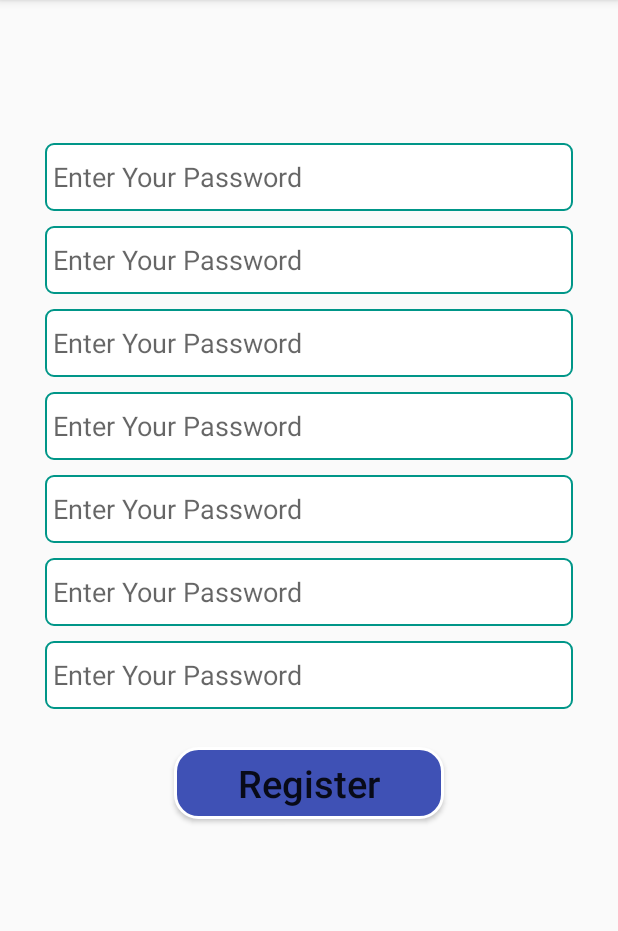
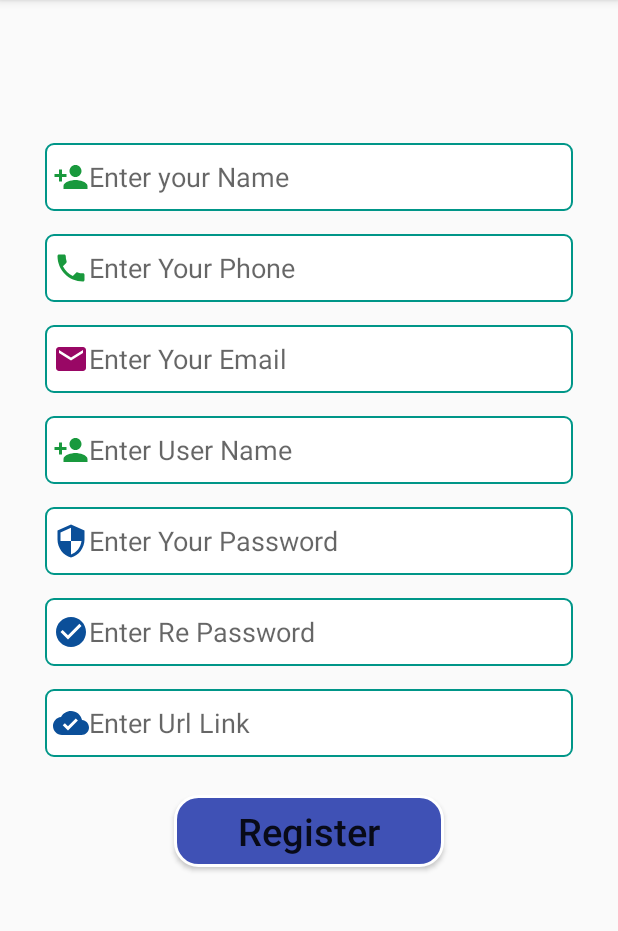
Before and after one commit to shakircam/AssinmentThree, an Android app: the RegisterActivity screen opened directly, with no data from a screen before it, on a phone screen of 412 x 824 dp, the part 84-1015 px from its top. Run offline under Robolectric (Android 15) with nearby library versions, the phone set to English and light mode, and no system bars.

Commit message:
from another pc

```diff
--- a/app/build.gradle
+++ b/app/build.gradle
@@ -8,7 +8,7 @@ android {
 
     defaultConfig {
         applicationId "com.example.assinmentthree"
-        minSdkVersion 19
+        minSdkVersion 28
         targetSdkVersion 29
         versionCode 1
         versionName "1.0"
--- a/app/src/main/AndroidManifest.xml
+++ b/app/src/main/AndroidManifest.xml
@@ -9,7 +9,8 @@
         android:roundIcon="@mipmap/ic_launcher_round"
         android:supportsRtl="true"
         android:theme="@style/AppTheme">
-        <activity android:name=".RegisterActivity"></activity>
+        <activity android:name=".ProfileActivity"></activity>
+        <activity android:name=".RegisterActivity" />
         <activity android:name=".MainActivity">
             <intent-filter>
                 <action android:name="android.intent.action.MAIN" />
--- a/app/src/main/java/com/example/assinmentthree/RegisterActivity.kt
+++ b/app/src/main/java/com/example/assinmentthree/RegisterActivity.kt
@@ -1,11 +1,18 @@
 package com.example.assinmentthree
 
+import android.content.Intent
 import androidx.appcompat.app.AppCompatActivity
 import android.os.Bundle
+import kotlinx.android.synthetic.main.activity_register.*
 
 class RegisterActivity : AppCompatActivity() {
     override fun onCreate(savedInstanceState: Bundle?) {
         super.onCreate(savedInstanceState)
         setContentView(R.layout.activity_register)
+
+        RegisterBt.setOnClickListener {
+            val intent = Intent(this,ProfileActivity::class.java)
+            startActivity(intent)
+        }
     }
 }
--- /dev/null
+++ b/app/src/main/res/drawable/ic_baseline_check_circle_24.xml
@@ -0,0 +1,5 @@
+<vector android:height="24dp" android:tint="#0B4F99"
+    android:viewportHeight="24" android:viewportWidth="24"
+    android:width="24dp" xmlns:android="http://schemas.android.com/apk/res/android">
+    <path android:fillColor="@android:color/white" android:pathData="M12,2C6.48,2 2,6.48 2,12s4.48,10 10,10 10,-4.48 10,-10S17.52,2 12,2zM10,17l-5,-5 1.41,-1.41L10,14.17l7.59,-7.59L19,8l-9,9z"/>
+</vector>
--- /dev/null
+++ b/app/src/main/res/drawable/ic_baseline_cloud_done_24.xml
@@ -0,0 +1,5 @@
+<vector android:height="24dp" android:tint="#0B4F99"
+    android:viewportHeight="24" android:viewportWidth="24"
+    android:width="24dp" xmlns:android="http://schemas.android.com/apk/res/android">
+    <path android:fillColor="@android:color/white" android:pathData="M19.35,10.04C18.67,6.59 15.64,4 12,4 9.11,4 6.6,5.64 5.35,8.04 2.34,8.36 0,10.91 0,14c0,3.31 2.69,6 6,6h13c2.76,0 5,-2.24 5,-5 0,-2.64 -2.05,-4.78 -4.65,-4.96zM10,17l-3.5,-3.5 1.41,-1.41L10,14.17 15.18,9l1.41,1.41L10,17z"/>
+</vector>
--- /dev/null
+++ b/app/src/main/res/drawable/ic_baseline_email_24.xml
@@ -0,0 +1,5 @@
+<vector android:height="24dp" android:tint="#990765"
+    android:viewportHeight="24" android:viewportWidth="24"
+    android:width="24dp" xmlns:android="http://schemas.android.com/apk/res/android">
+    <path android:fillColor="@android:color/white" android:pathData="M20,4L4,4c-1.1,0 -1.99,0.9 -1.99,2L2,18c0,1.1 0.9,2 2,2h16c1.1,0 2,-0.9 2,-2L22,6c0,-1.1 -0.9,-2 -2,-2zM20,8l-8,5 -8,-5L4,6l8,5 8,-5v2z"/>
+</vector>
--- /dev/null
+++ b/app/src/main/res/drawable/ic_baseline_security_24.xml
@@ -0,0 +1,5 @@
+<vector android:height="24dp" android:tint="#0B4F99"
+    android:viewportHeight="24" android:viewportWidth="24"
+    android:width="24dp" xmlns:android="http://schemas.android.com/apk/res/android">
+    <path android:fillColor="@android:color/white" android:pathData="M12,1L3,5v6c0,5.55 3.84,10.74 9,12 5.16,-1.26 9,-6.45 9,-12L21,5l-9,-4zM12,11.99h7c-0.53,4.12 -3.28,7.79 -7,8.94L12,12L5,12L5,6.3l7,-3.11v8.8z"/>
+</vector>
--- /dev/null
+++ b/app/src/main/res/drawable/person_add_24.xml
@@ -0,0 +1,5 @@
+<vector android:height="24dp" android:tint="#19993D"
+    android:viewportHeight="24" android:viewportWidth="24"
+    android:width="24dp" xmlns:android="http://schemas.android.com/apk/res/android">
+    <path android:fillColor="@android:color/white" android:pathData="M15,12c2.21,0 4,-1.79 4,-4s-1.79,-4 -4,-4 -4,1.79 -4,4 1.79,4 4,4zM6,10L6,7L4,7v3L1,10v2h3v3h2v-3h3v-2L6,10zM15,14c-2.67,0 -8,1.34 -8,4v2h16v-2c0,-2.66 -5.33,-4 -8,-4z"/>
+</vector>
--- /dev/null
+++ b/app/src/main/res/drawable/phone_24.xml
@@ -0,0 +1,5 @@
+<vector android:height="24dp" android:tint="#19993D"
+    android:viewportHeight="24" android:viewportWidth="24"
+    android:width="24dp" xmlns:android="http://schemas.android.com/apk/res/android">
+    <path android:fillColor="@android:color/white" android:pathData="M6.62,10.79c1.44,2.83 3.76,5.14 6.59,6.59l2.2,-2.2c0.27,-0.27 0.67,-0.36 1.02,-0.24 1.12,0.37 2.33,0.57 3.57,0.57 0.55,0 1,0.45 1,1V20c0,0.55 -0.45,1 -1,1 -9.39,0 -17,-7.61 -17,-17 0,-0.55 0.45,-1 1,-1h3.5c0.55,0 1,0.45 1,1 0,1.25 0.2,2.45 0.57,3.57 0.11,0.35 0.03,0.74 -0.25,1.02l-2.2,2.2z"/>
+</vector>
--- a/app/src/main/res/layout/activity_main.xml
+++ b/app/src/main/res/layout/activity_main.xml
@@ -87,10 +87,12 @@
                 android:id="@+id/userNameEd"
                 android:layout_width="match_parent"
                 android:layout_height="45dp"
+                android:inputType="textPersonName"
                 android:layout_marginStart="30dp"
                 android:layout_marginEnd="30dp"
                 android:layout_marginTop="60dp"
                 android:paddingLeft="5dp"
+                android:paddingRight="5dp"
                 android:background="@drawable/bg_edittext"
                 android:hint="@string/userName"
                 app:layout_constraintTop_toTopOf="@id/rearrenge"
@@ -104,6 +106,8 @@
                 android:layout_width="match_parent"
                 android:layout_height="45dp"
                 android:paddingLeft="5dp"
+                android:paddingRight="5dp"
+                android:inputType="numberPassword"
                 android:layout_marginStart="30dp"
                 android:layout_marginEnd="30dp"
                 android:layout_marginTop="5dp"
@@ -134,7 +138,7 @@
                 android:textSize="18sp"
                 android:textColor="@color/black"
                 android:layout_marginTop="5dp"
-                android:layout_marginLeft="15dp"
+                android:layout_marginStart="15dp"
                 android:layout_width="wrap_content"
                 android:layout_height="wrap_content"
                 app:layout_constraintStart_toStartOf="parent"
--- a/app/src/main/res/layout/activity_register.xml
+++ b/app/src/main/res/layout/activity_register.xml
@@ -9,10 +9,12 @@
 
     <androidx.appcompat.widget.AppCompatEditText
         android:id="@+id/nameEd"
-        android:hint="@string/password"
+        android:hint="@string/name"
         android:layout_width="match_parent"
         android:layout_height="45dp"
         android:paddingLeft="5dp"
+        android:paddingRight="5dp"
+        android:drawableStart="@drawable/person_add_24"
         android:inputType="textPersonName"
         android:layout_marginStart="30dp"
         android:layout_marginEnd="30dp"
@@ -25,14 +27,16 @@
 
     <androidx.appcompat.widget.AppCompatEditText
         android:id="@+id/phoneEd"
-        android:hint="@string/password"
+        android:hint="@string/phone"
         android:layout_width="match_parent"
         android:layout_height="45dp"
         android:paddingLeft="5dp"
+        android:paddingRight="5dp"
+        android:drawableStart="@drawable/phone_24"
         android:inputType="phone"
         android:layout_marginStart="30dp"
         android:layout_marginEnd="30dp"
-        android:layout_marginTop="10dp"
+        android:layout_marginTop="15dp"
         android:background="@drawable/bg_edittext"
         app:layout_constraintTop_toBottomOf="@+id/nameEd">
 
@@ -40,14 +44,16 @@
 
     <androidx.appcompat.widget.AppCompatEditText
         android:id="@+id/emailEd"
-        android:hint="@string/password"
+        android:hint="@string/email"
         android:layout_width="match_parent"
         android:layout_height="45dp"
         android:paddingLeft="5dp"
+        android:paddingRight="5dp"
+        android:drawableStart="@drawable/ic_baseline_email_24"
         android:inputType="textEmailAddress"
         android:layout_marginStart="30dp"
         android:layout_marginEnd="30dp"
-        android:layout_marginTop="10dp"
+        android:layout_marginTop="15dp"
         android:background="@drawable/bg_edittext"
         app:layout_constraintTop_toBottomOf="@+id/phoneEd">
 
@@ -55,14 +61,16 @@
 
     <androidx.appcompat.widget.AppCompatEditText
         android:id="@+id/userIdEd"
-        android:hint="@string/password"
+        android:hint="@string/userName"
         android:layout_width="match_parent"
         android:layout_height="45dp"
         android:paddingLeft="5dp"
+        android:paddingRight="5dp"
         android:inputType="text"
+        android:drawableStart="@drawable/person_add_24"
         android:layout_marginStart="30dp"
         android:layout_marginEnd="30dp"
-        android:layout_marginTop="10dp"
+        android:layout_marginTop="15dp"
         android:background="@drawable/bg_edittext"
         app:layout_constraintTop_toBottomOf="@+id/emailEd">
 
@@ -74,10 +82,12 @@
         android:layout_width="match_parent"
         android:layout_height="45dp"
         android:paddingLeft="5dp"
+        android:paddingRight="5dp"
         android:inputType="numberPassword"
+        android:drawableStart="@drawable/ic_baseline_security_24"
         android:layout_marginStart="30dp"
         android:layout_marginEnd="30dp"
-        android:layout_marginTop="10dp"
+        android:layout_marginTop="15dp"
         android:background="@drawable/bg_edittext"
         app:layout_constraintTop_toBottomOf="@+id/userIdEd">
 
@@ -85,14 +95,16 @@
 
     <androidx.appcompat.widget.AppCompatEditText
         android:id="@+id/repeatPasswordEd"
-        android:hint="@string/password"
+        android:hint="@string/rePassword"
         android:layout_width="match_parent"
         android:layout_height="45dp"
         android:paddingLeft="5dp"
+        android:paddingRight="5dp"
+        android:drawableStart="@drawable/ic_baseline_check_circle_24"
         android:inputType="numberPassword"
         android:layout_marginStart="30dp"
         android:layout_marginEnd="30dp"
-        android:layout_marginTop="10dp"
+        android:layout_marginTop="15dp"
         android:background="@drawable/bg_edittext"
         app:layout_constraintTop_toBottomOf="@+id/passwordEd">
 
@@ -100,21 +112,23 @@
 
     <androidx.appcompat.widget.AppCompatEditText
         android:id="@+id/urlEd"
-        android:hint="@string/password"
+        android:hint="@string/url"
         android:layout_width="match_parent"
         android:layout_height="45dp"
         android:paddingLeft="5dp"
+        android:paddingRight="5dp"
         android:inputType="textUri"
+        android:drawableStart="@drawable/ic_baseline_cloud_done_24"
         android:layout_marginStart="30dp"
         android:layout_marginEnd="30dp"
-        android:layout_marginTop="10dp"
+        android:layout_marginTop="15dp"
         android:background="@drawable/bg_edittext"
         app:layout_constraintTop_toBottomOf="@+id/repeatPasswordEd">
 
     </androidx.appcompat.widget.AppCompatEditText>
 
     <androidx.appcompat.widget.AppCompatButton
-        android:id="@+id/loginBt"
+        android:id="@+id/RegisterBt"
         app:layout_constraintTop_toBottomOf="@+id/urlEd"
         android:text="@string/register"
         android:textSize="25sp"
--- a/app/src/main/res/values/strings.xml
+++ b/app/src/main/res/values/strings.xml
@@ -6,4 +6,13 @@
     <string name="noAccount">Haven\'t Any Account? Register</string>
     <string name="login">Login</string>
     <string name="register">Register</string>
+    <string name="name">Enter your Name</string>
+    <string name="rePassword">Enter Re Password</string>
+    <string name="email">Enter Your Email</string>
+    <string name="phone">Enter Your Phone</string>
+    <string name="url">Enter Url Link</string>
+    <string name="openWebSite">Open My WebSite</string>
+    <string name="editProfile">Edit Profile</string>
+    <string name="updatePassword">Update Password</string>
+    <string name="logout">Logout</string>
 </resources>
```
Also changed, not shown: app/src/main/java/com/example/assinmentthree/Config.java (added, +14 -0 lines), app/src/main/java/com/example/assinmentthree/MainActivity.kt (+29 -0 lines), app/src/main/java/com/example/assinmentthree/MySharedPreferences.java (added, +88 -0 lines), app/src/main/java/com/example/assinmentthree/ProfileActivity.kt (added, +11 -0 lines), app/src/main/res/layout-v28/activity_profile.xml (added, +170 -0 lines), app/src/main/res/layout/activity_profile.xml (added, +50 -0 lines), app/src/main/res/drawable/image.jpg (added).
